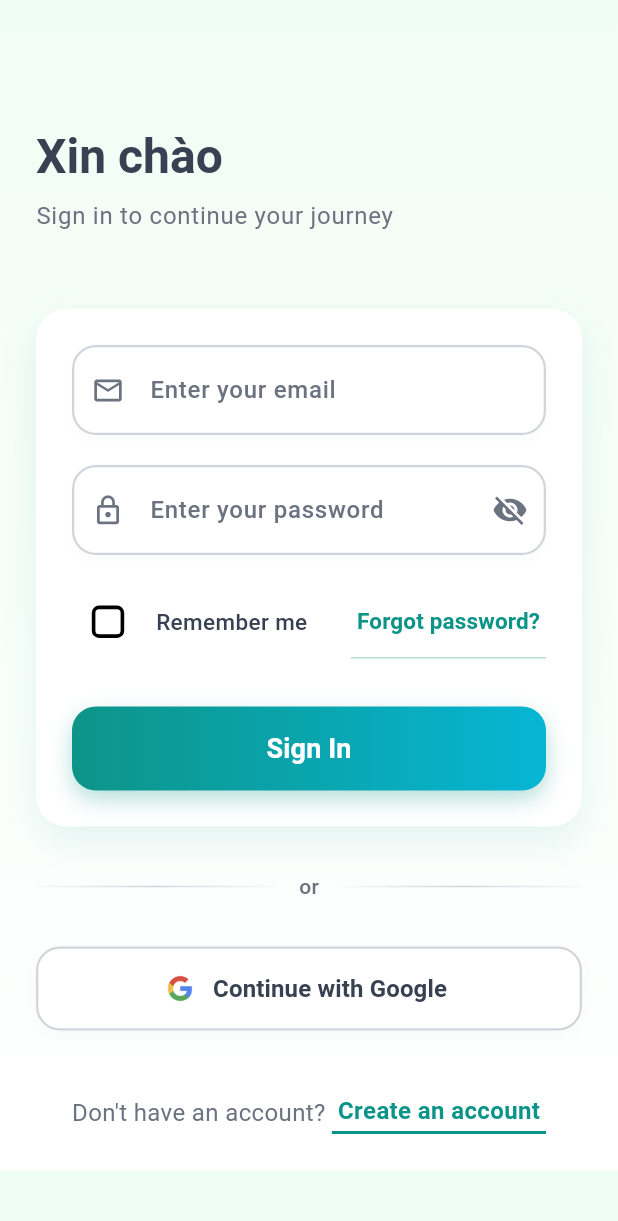
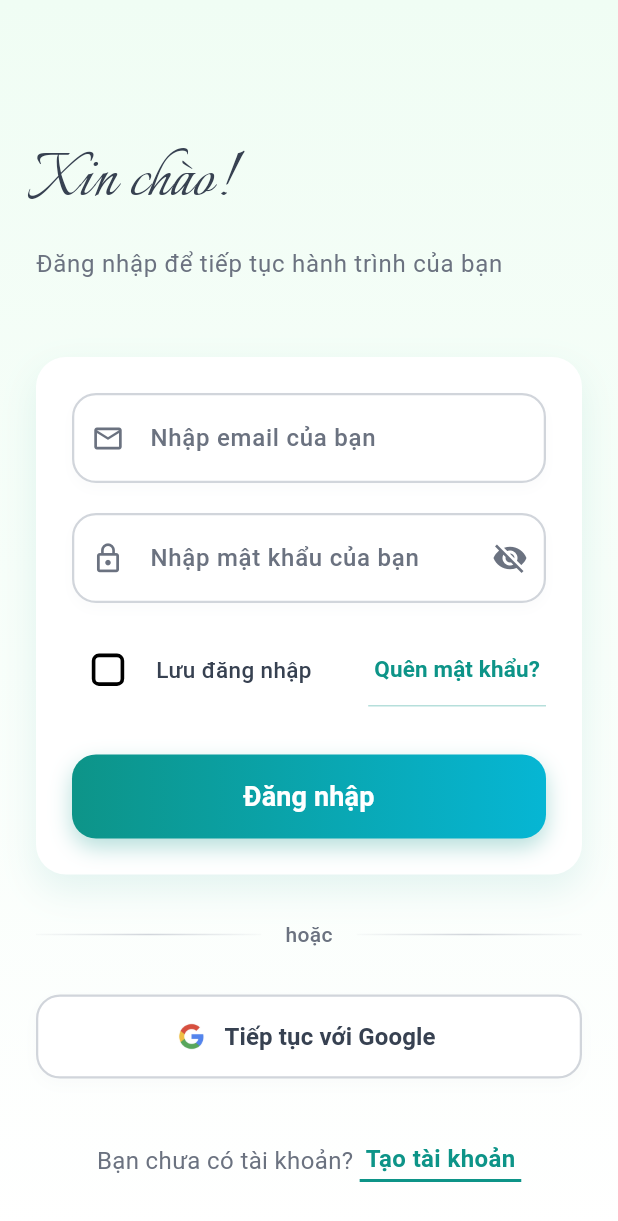
Before and after one commit to tndat204/PBL6, a Flutter app: the screen it shows after launch, on a phone screen of 412 x 824 dp. Shown: the top 1221 px of the screen. Run offline on Flutter 3.47's test engine with Material 3 defaults, Android fonts, the phone set to English and light mode, and no system bars.

Commit message:
feat(app): thêm màn hình login

```diff
--- a/lib/features/auth/presentation/pages/login_page.dart
+++ b/lib/features/auth/presentation/pages/login_page.dart
@@ -36,16 +36,17 @@ class _LoginPageState extends State<LoginPage> with TickerProviderStateMixin {
 
   @override
   Widget build(BuildContext context) {
-    return Scaffold(
-      body: Container(
+    return Container(
       decoration: const BoxDecoration(
         gradient: LinearGradient(
           begin: Alignment.topCenter,
           end: Alignment.bottomCenter,
-            colors: AppPallete.backgroundGradient,
+          colors: AppPallete.backgroundGradient, // Gradient từ F0FDF4 đến FFFFFF
         ),
       ),
-        child: SafeArea(
+      child: Scaffold(
+        backgroundColor: Colors.transparent, // Loại bỏ nền mặc định của Scaffold
+        body: SafeArea(
           child: SingleChildScrollView(
             padding: const EdgeInsets.all(24.0),
             child: FadeTransition(
@@ -58,16 +59,17 @@ class _LoginPageState extends State<LoginPage> with TickerProviderStateMixin {
                     crossAxisAlignment: CrossAxisAlignment.start,
                     children: [
                       Text(
-                        'Xin chào',
-                        style: Theme.of(context).textTheme.headlineLarge?.copyWith(
-                          fontWeight: FontWeight.bold,
+                        'Xin chào!',
+                        style: TextStyle(
+                          fontFamily: 'Italianno', // Sử dụng font Italianno
+                          fontWeight: FontWeight.w400, // Độ đậm phù hợp với font
+                          fontSize: 50,
                           color: AppPallete.textColor,
-                          fontSize: 32,
                         ),
                       ),
                       const SizedBox(height: 8),
                       Text(
-                        'Sign in to continue your journey',
+                        'Đăng nhập để tiếp tục hành trình của bạn',
                         style: Theme.of(context).textTheme.bodyLarge?.copyWith(
                               color: AppPallete.mutedTextColor,
                               fontSize: 16,
@@ -111,7 +113,7 @@ class _LoginPageState extends State<LoginPage> with TickerProviderStateMixin {
                       Padding(
                         padding: const EdgeInsets.symmetric(horizontal: 16.0),
                         child: Text(
-                          'or',
+                          'hoặc',
                           style: TextStyle(
                             color: AppPallete.mutedTextColor,
                             fontWeight: FontWeight.w500,
@@ -136,16 +138,17 @@ class _LoginPageState extends State<LoginPage> with TickerProviderStateMixin {
                   ),
                   const SizedBox(height: 30),
                   SocialButton(
-                    text: 'Continue with Google',
+                    text: 'Tiếp tục với Google',
                     imagePath: 'assets/images/google_logo.jpg',
                     onPressed: () {},
+                    backgroundColor: AppPallete.whiteColor, // Đảm bảo không ghi đè gradient
                   ),
                   const SizedBox(height: 40),
                   Row(
                     mainAxisAlignment: MainAxisAlignment.center,
                     children: [
                       Text(
-                        "Don't have an account? ",
+                        'Bạn chưa có tài khoản? ',
                         style: TextStyle(
                           color: AppPallete.mutedTextColor,
                           fontSize: 16,
@@ -164,7 +167,7 @@ class _LoginPageState extends State<LoginPage> with TickerProviderStateMixin {
                             ),
                           ),
                           child: Text(
-                            'Create an account',
+                            'Tạo tài khoản',
                             style: TextStyle(
                               color: AppPallete.primaryColor,
                               fontWeight: FontWeight.bold,
--- a/lib/features/auth/presentation/widgets/login_form.dart
+++ b/lib/features/auth/presentation/widgets/login_form.dart
@@ -18,13 +18,13 @@ class _LoginFormState extends State<LoginForm> {
     return Column(
       children: [
         const CustomTextField(
-          label: 'Enter your email',
+          label: 'Nhập email của bạn',
           icon: Icons.email_outlined,
           obscureText: false,
         ),
         const SizedBox(height: 20),
         const CustomTextField(
-          label: 'Enter your password',
+          label: 'Nhập mật khẩu của bạn',
           icon: Icons.lock_outline,
           obscureText: true,
         ),
@@ -52,7 +52,7 @@ class _LoginFormState extends State<LoginForm> {
                 ),
                 const SizedBox(width: 8),
                 Text(
-                  'Remember me',
+                  'Lưu đăng nhập',
                   style: TextStyle(
                     color: AppPallete.textColor,
                     fontWeight: FontWeight.w500,
@@ -76,7 +76,7 @@ class _LoginFormState extends State<LoginForm> {
                   padding: const EdgeInsets.symmetric(horizontal: 4, vertical: 2),
                 ),
                 child: Text(
-                  'Forgot password?',
+                  'Quên mật khẩu?',
                   style: TextStyle(
                     color: AppPallete.primaryColor,
                     fontWeight: FontWeight.w600,
@@ -89,7 +89,7 @@ class _LoginFormState extends State<LoginForm> {
         ),
         const SizedBox(height: 32),
         const CustomElevatedButton(
-          text: 'Sign In',
+          text: 'Đăng nhập',
           onPressed: _handleSignIn,
         ),
       ],
--- a/lib/features/auth/presentation/widgets/social_button.dart
+++ b/lib/features/auth/presentation/widgets/social_button.dart
@@ -7,6 +7,7 @@ class SocialButton extends StatefulWidget {
   final String? imagePath;
   final VoidCallback onPressed;
   final Color iconColor;
+  final Color backgroundColor; // Thêm tham số backgroundColor
 
   const SocialButton({
     super.key,
@@ -15,6 +16,7 @@ class SocialButton extends StatefulWidget {
     this.icon,
     this.imagePath,
     this.iconColor = AppPallete.primaryColor,
+    this.backgroundColor = AppPallete.whiteColor, // Mặc định là trong suốt
   });
 
   @override
@@ -56,7 +58,7 @@ class _SocialButtonState extends State<SocialButton>
             scale: _scaleAnimation.value,
             child: Container(
               decoration: BoxDecoration(
-                color: AppPallete.whiteColor,
+                color: widget.backgroundColor, // Sử dụng backgroundColor từ tham số
                 borderRadius: BorderRadius.circular(16),
                 border: Border.all(
                   color: AppPallete.borderColor,
--- a/pubspec.yaml
+++ b/pubspec.yaml
@@ -58,6 +58,11 @@ flutter:
   uses-material-design: true
   assets:
    - assets/images/google_logo.jpg
+   - assets/fonts/Italianno-Regular.ttf
+  fonts:
+    - family: Italianno
+      fonts:
+       - asset: assets/fonts/Italianno-Regular.ttf
   # To add assets to your application, add an assets section, like this:
   # assets:
   #   - images/a_dot_burr.jpeg
```
Also changed, not shown: assets/fonts/Italianno-Regular.ttf (added). Lines whose indentation alone changed are shown as unchanged.
